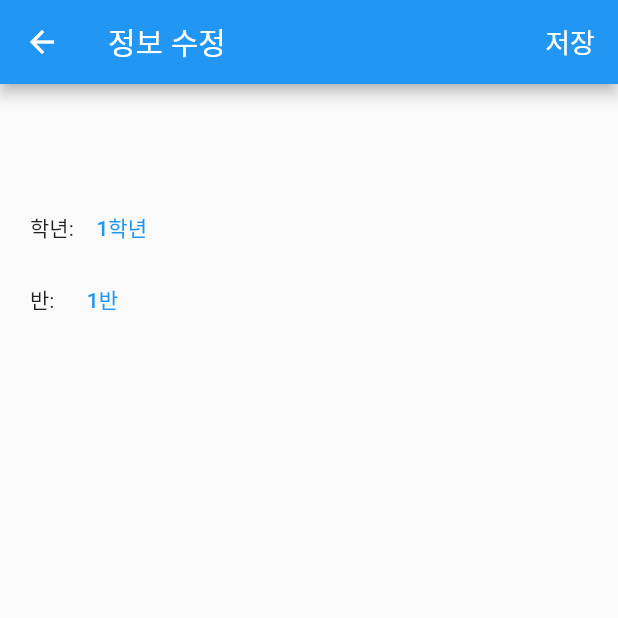
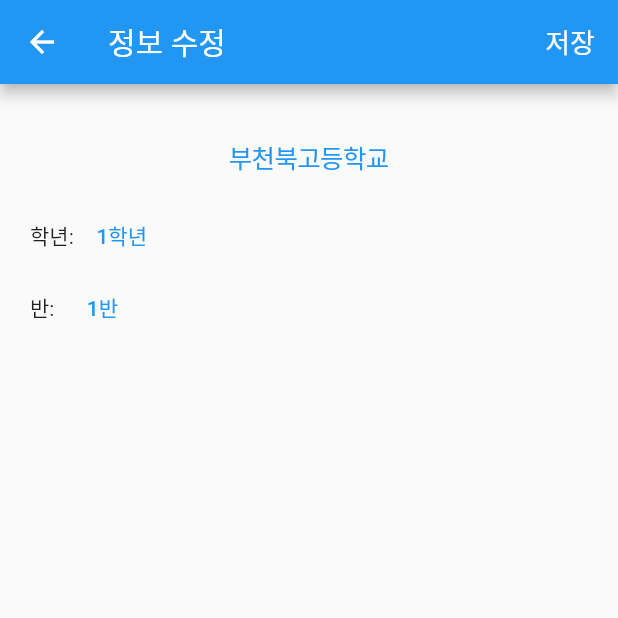
Before and after one commit to oyc0401/pubuk, a Flutter app: the setting screen opened directly, on a phone screen of 412 x 824 dp, the top half of it. Run offline on Flutter 3.47's test engine with Material 2 defaults, Android fonts, the phone set to English and light mode, and no system bars; our stand-ins replace cloud_firestore, firebase_auth, firebase_core, flutter_native_splash, flutter_signin_button, google_sign_in and 2 more; missing offline and left inert: ntp, select_dialog; accounts and stored records are empty; network calls fail.

Commit message:
UserProfile.currentUser 만들어서 처음 시작할 때만 한번 DB에서 정보 불러오게 하기

```diff
--- a/lib/DB/userProfile.dart
+++ b/lib/DB/userProfile.dart
@@ -1,12 +1,11 @@
 import 'package:shared_preferences/shared_preferences.dart';
 
 class UserProfile {
+  // user
   String uid; // 유저 id
   String nickname; // 닉네임
   int authLevel; // 자신의 권한 1 = user, 2= teacher, 3 = parents, 10 = master
-
-  // need to make school
-
+  // school
   String schoolLocalCode; // 학교 교육청 코드
   int schoolCode; // 학교 코드
   String schoolName; // 학교 이름
@@ -27,17 +26,30 @@ class UserProfile {
       this.schoolCode = 7530072,
       this.certifiedSchoolCode = "null"});
 
+  static UserProfile? _current;
+
+  static initializeUser()async{
+    SavePro savePro = await SavePro.Instance();
+    _current=savePro.getUserProfile();
+  }
+
+  static UserProfile get currentUser{
+    if(_current!=null){
+      return _current!;
+    }else {
+      print("Warning: 유저 초기화가 필요합니다.");
+      return _current!;
+    }
+  }
+
+
+
+
   static Future<void> Save(UserProfile userProfile) async {
     SavePro savePro = await SavePro.Instance();
     await savePro.setUserProfile(userProfile);
+    await UserProfile.initializeUser();
   }
-
-  static Future<UserProfile> Get() async {
-    SavePro savePro = await SavePro.Instance();
-    return  savePro.getUserProfile();
-  }
-
-
 
   factory UserProfile.guestData() {
     return UserProfile(
--- a/lib/main.dart
+++ b/lib/main.dart
@@ -3,6 +3,7 @@ import 'dart:io';
 import 'package:firebase_core/firebase_core.dart';
 import 'package:flutter/material.dart';
 import 'package:flutter_native_splash/flutter_native_splash.dart';
+import 'package:flutterschool/DB/userProfile.dart';
 
 import 'package:flutterschool/page/Home/home.dart';
 import 'package:flutterschool/page/SignIn/register.dart';
@@ -10,7 +11,6 @@ import 'package:flutterschool/page/SignIn/searchSchool.dart';
 import 'package:flutterschool/page/mainPage.dart';
 
 import 'firebase_options.dart';
-import 'page/Home/checkPage.dart';
 import 'page/Profile/findschool.dart';
 import 'page/SignIn/SignIn.dart';
 
@@ -22,6 +22,7 @@ Future<void> main() async {
   await Firebase.initializeApp(
     options: DefaultFirebaseOptions.currentPlatform,
   );
+  await UserProfile.initializeUser();
   print("실행");
   runApp(const MyApp());
 print("끄기");
--- a/lib/page/Community/comment.dart
+++ b/lib/page/Community/comment.dart
@@ -25,14 +25,11 @@ class _commentState extends State<comment> {
   /// 로딩전 초기값
   List<Widget> reply = [];
   String Writedreply = 'ff';
-  UserProfile userData = UserProfile.guestData();
+  UserProfile userData = UserProfile.currentUser;
   bool isReplyFieldOpen = false;
 
   /// 로딩전 초기값
 
-  getUserData() async {
-    userData=await UserProfile.Get();
-  }
 
   Future<void> writeReply() async {
     DateTime startDate = DateTime.now().toLocal();
@@ -67,7 +64,6 @@ class _commentState extends State<comment> {
   @override
   void initState() {
     super.initState();
-    getUserData();
     readReply();
   }
 
--- a/lib/page/Profile/editProfile.dart
+++ b/lib/page/Profile/editProfile.dart
@@ -24,19 +24,12 @@ class _settingState extends State<setting> {
   /// 저장 버튼을 누르면 [userData]에 있는 값을 [saveKey]에 저장하고 화면을 종료한다.
   /// 나중에 로그인을 구현한다면 저장을 할 때 파이어베이스의 유저정보도 함께 바꿔야 한다.
 
-  UserProfile userData = UserProfile();
-  bool isfirst = true;
-  Future? GettingDataOnlyOne;
+  UserProfile userData = UserProfile.currentUser;
 
   @override
   void initState() {
     super.initState();
-    GettingDataOnlyOne = getUserData();
-  }
 
-  Future<UserProfile> getUserData() async {
-    print("정보 불러오기!");
-    return await UserProfile.Get();
   }
 
   @override
@@ -46,17 +39,13 @@ class _settingState extends State<setting> {
       appBar: appBar(),
       body: Padding(
         padding: const EdgeInsets.all(20.0),
-        child: FutureBuilder(
-            future: GettingDataOnlyOne,
-            builder: (BuildContext context, AsyncSnapshot snapshot) {
-              if (snapshot.hasData == false) {
-                return waiting();
-              } else if (snapshot.hasError) {
-                return error(snapshot);
-              } else {
-                return succeed(snapshot);
-              }
-            }),
+        child: Column(
+          children: [
+            schoolSection(),
+            gradeSection(),
+            classSection(),
+          ],
+        ),
       ),
     );
   }
@@ -76,50 +65,6 @@ class _settingState extends State<setting> {
       ],
     );
   }
-
-
-  Widget succeed(AsyncSnapshot<dynamic> snapshot) {
-    if (isfirst) { // 이걸 안하면 이게 실행될 때마다 학년, 반이 처음값으로 초기화가 된다.
-      userData = snapshot.data;
-      isfirst = false;
-    }
-
-    return Column(
-      children: [
-        schoolSection(),
-        gradeSection(),
-        classSection(),
-      ],
-    );
-  }
-
-  Widget error(AsyncSnapshot<dynamic> snapshot) {
-    return Padding(
-      padding: const EdgeInsets.all(8.0),
-      child: Text(
-        'Error: ${snapshot.error}',
-        style: const TextStyle(fontSize: 15),
-      ),
-    );
-  }
-
-  Widget waiting() {
-    return Column(
-      children: [
-        const SizedBox(
-          height: 30,
-        ),
-        Container(
-          height: 450,
-          decoration: BoxDecoration(border: Border.all(color: Colors.black)),
-          child: const Center(
-            child: CircularProgressIndicator(),
-          ),
-        )
-      ],
-    );
-  }
-
 
   Widget schoolSection() {
     return CupertinoButton(
--- a/lib/page/Profile/findschool.dart
+++ b/lib/page/Profile/findschool.dart
@@ -114,7 +114,7 @@ class _findSchoolState extends State<findSchool> {
   }
 
   void saveSchoolCode(int schoolCode, String cityCode) async {
-    UserProfile myUser = await UserProfile.Get();
+    UserProfile myUser = UserProfile.currentUser;
     myUser.schoolLocalCode = cityCode;
     myUser.schoolCode = schoolCode;
     await UserProfile.Save(myUser);
--- a/lib/page/SignIn/SignIn.dart
+++ b/lib/page/SignIn/SignIn.dart
@@ -11,7 +11,6 @@ import 'dart:convert' show json;
 
 import 'package:http/http.dart' as http;
 
-import '../Home/checkPage.dart';
 import '../Home/home.dart';
 import '../mainPage.dart';
 import 'register.dart';
--- a/lib/page/mainPage.dart
+++ b/lib/page/mainPage.dart
@@ -1,6 +1,5 @@
 import 'package:flutter/material.dart';
 
-import 'Home/checkPage.dart';
 import 'Home/home.dart';
 
 class MyHomePage extends StatefulWidget {
```
Also changed, not shown: lib/page/Community/edit.dart (+2 -6 lines), lib/page/Community/view.dart (+5 -5 lines), lib/page/Community/write.dart (+3 -10 lines), lib/page/Home/checkPage.dart (deleted, +0 -110 lines), lib/page/Home/lunch.dart (+14 -12 lines), lib/page/Home/timetable.dart (+11 -29 lines), lib/page/Profile/profile.dart (+5 -40 lines).
